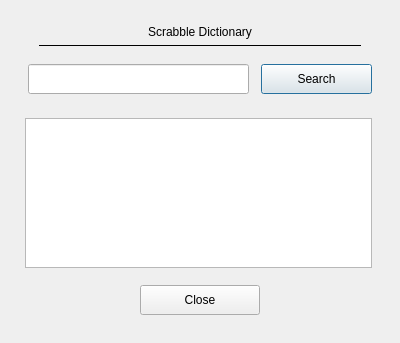
Before: the Qt Designer form app/gui/layout/dictionary.ui in levirumm/scrabble-bot, drawn with Qt 5.
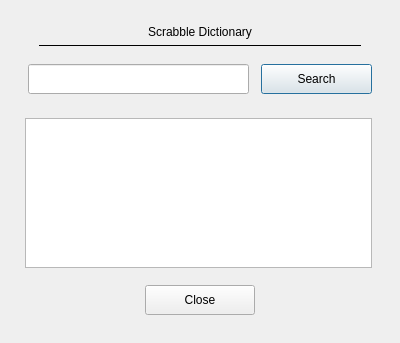
After: the same form once the commit is applied.

Diff of the .ui file:
```diff
--- a/app/gui/layout/dictionary.ui
+++ b/app/gui/layout/dictionary.ui
@@ -284,13 +284,13 @@
            </property>
            <property name="minimumSize">
             <size>
-             <width>120</width>
+             <width>110</width>
              <height>30</height>
             </size>
            </property>
            <property name="maximumSize">
             <size>
-             <width>120</width>
+             <width>110</width>
              <height>30</height>
             </size>
            </property>
```
